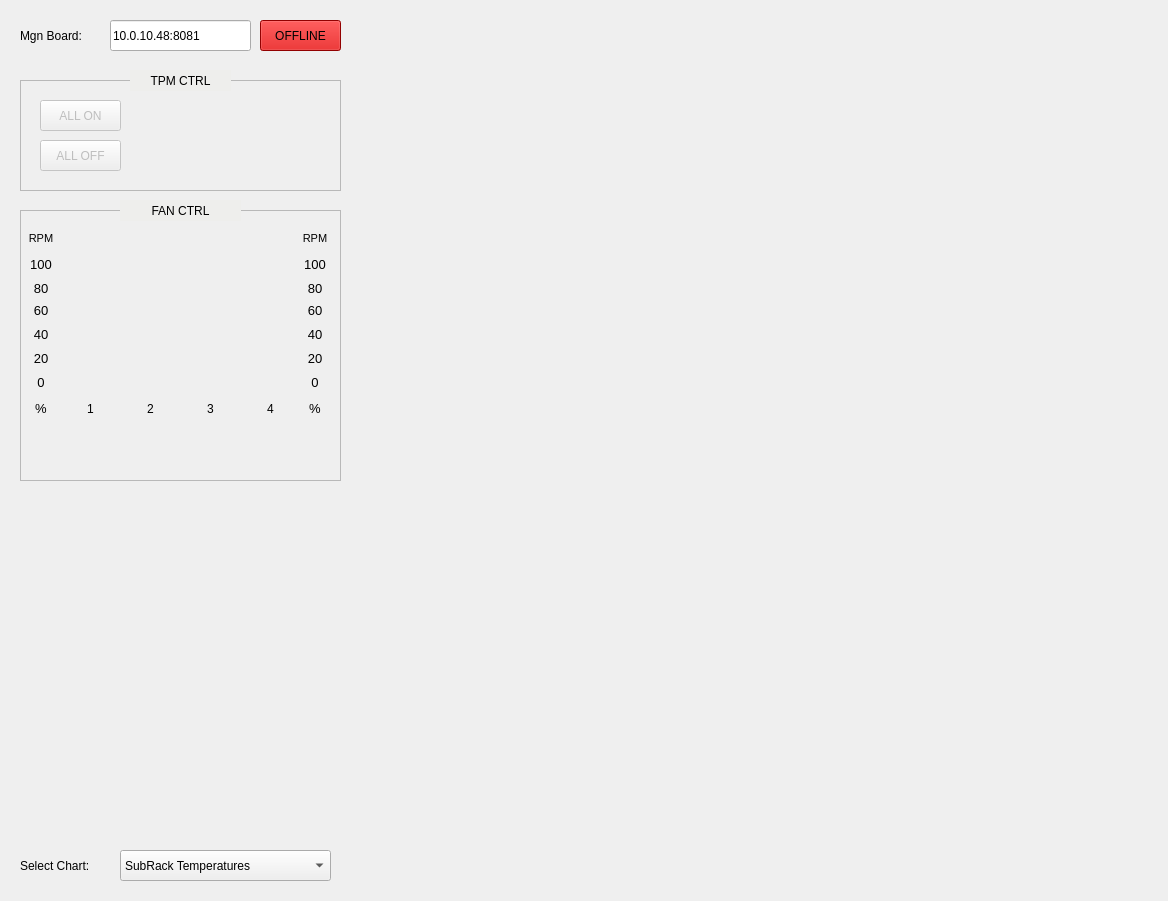
Qt form skalab_subrack.ui (amattana/skalab) before a commit.
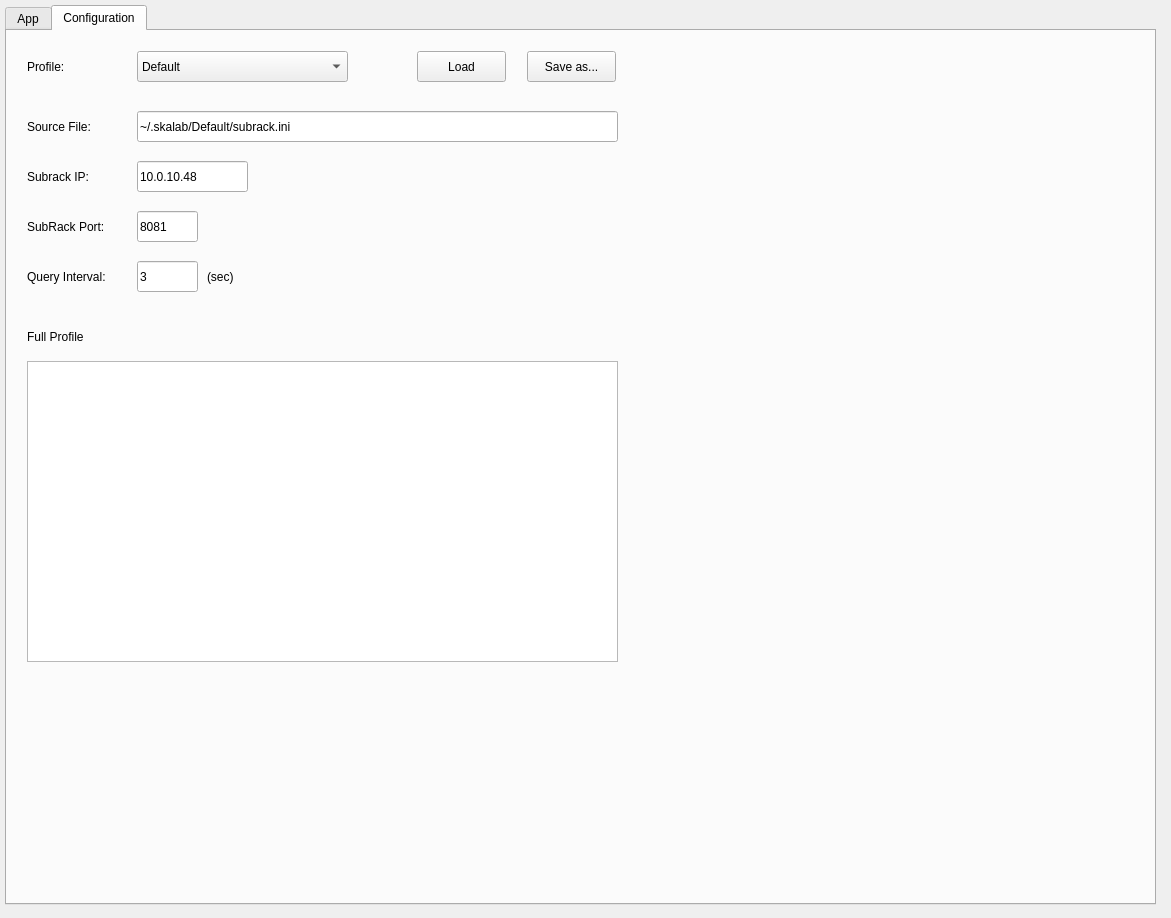
The same form after that commit. The open tabs and pages were chosen to show the change.

Diff of the .ui file:
```diff
--- a/skalab_subrack.ui
+++ b/skalab_subrack.ui
@@ -6,18 +6,117 @@
    <rect>
     <x>0</x>
     <y>0</y>
-    <width>1168</width>
-    <height>901</height>
+    <width>1171</width>
+    <height>918</height>
    </rect>
   </property>
   <property name="windowTitle">
    <string>Form</string>
   </property>
+  <widget class="QTabWidget" name="tabWidget">
+   <property name="geometry">
+    <rect>
+     <x>5</x>
+     <y>5</y>
+     <width>1151</width>
+     <height>900</height>
+    </rect>
+   </property>
+   <property name="currentIndex">
+    <number>0</number>
+   </property>
+   <widget class="QWidget" name="qtab_app">
+    <attribute name="title">
+     <string>App</string>
+    </attribute>
+    <widget class="QLabel" name="qlabel_message">
+     <property name="geometry">
+      <rect>
+       <x>360</x>
+       <y>840</y>
+       <width>401</width>
+       <height>31</height>
+      </rect>
+     </property>
+     <property name="layoutDirection">
+      <enum>Qt::LeftToRight</enum>
+     </property>
+     <property name="text">
+      <string/>
+     </property>
+     <property name="alignment">
+      <set>Qt::AlignLeading|Qt::AlignLeft|Qt::AlignVCenter</set>
+     </property>
+    </widget>
+    <widget class="QComboBox" name="qcombo_chart">
+     <property name="geometry">
+      <rect>
+       <x>120</x>
+       <y>830</y>
+       <width>211</width>
+       <height>31</height>
+      </rect>
+     </property>
+     <property name="currentIndex">
+      <number>0</number>
+     </property>
+     <property name="maxVisibleItems">
+      <number>16</number>
+     </property>
+     <property name="duplicatesEnabled">
+      <bool>false</bool>
+     </property>
+     <item>
+      <property name="text">
+       <string>SubRack Temperatures</string>
+      </property>
+     </item>
+     <item>
+      <property name="text">
+       <string>TPM Temperatures</string>
+      </property>
+     </item>
+     <item>
+      <property name="text">
+       <string>TPM Powers</string>
+      </property>
+     </item>
+     <item>
+      <property name="text">
+       <string>TPM Currents</string>
+      </property>
+     </item>
+     <item>
+      <property name="text">
+       <string>TPM Voltages</string>
+      </property>
+     </item>
+    </widget>
+    <widget class="QWidget" name="qplot_chart_tpm" native="true">
+     <property name="geometry">
+      <rect>
+       <x>0</x>
+       <y>480</y>
+       <width>1131</width>
+       <height>341</height>
+      </rect>
+     </property>
+    </widget>
+    <widget class="QWidget" name="qplot_tpm_temp" native="true">
+     <property name="geometry">
+      <rect>
+       <x>350</x>
+       <y>240</y>
+       <width>501</width>
+       <height>231</height>
+      </rect>
+     </property>
+    </widget>
   <widget class="QPushButton" name="qbutton_connect">
    <property name="geometry">
     <rect>
      <x>260</x>
-     <y>20</y>
+       <y>10</y>
      <width>81</width>
      <height>31</height>
     </rect>
@@ -29,66 +128,41 @@
     <string>OFFLINE</string>
    </property>
   </widget>
+    <widget class="QWidget" name="qplot_mgn_temp" native="true">
+     <property name="geometry">
+      <rect>
+       <x>860</x>
+       <y>240</y>
+       <width>281</width>
+       <height>231</height>
+      </rect>
+     </property>
+    </widget>
+    <widget class="QWidget" name="qplot_psu" native="true">
+     <property name="geometry">
+      <rect>
+       <x>860</x>
+       <y>0</y>
+       <width>281</width>
+       <height>231</height>
+      </rect>
+     </property>
+    </widget>
   <widget class="QWidget" name="qplot_tpm_power" native="true">
    <property name="geometry">
     <rect>
      <x>350</x>
-     <y>10</y>
+       <y>0</y>
      <width>501</width>
      <height>231</height>
     </rect>
    </property>
   </widget>
-  <widget class="QFrame" name="frame_tpm">
-   <property name="enabled">
-    <bool>false</bool>
-   </property>
-   <property name="geometry">
-    <rect>
-     <x>20</x>
-     <y>80</y>
-     <width>321</width>
-     <height>111</height>
-    </rect>
-   </property>
-   <property name="frameShape">
-    <enum>QFrame::StyledPanel</enum>
-   </property>
-   <property name="frameShadow">
-    <enum>QFrame::Raised</enum>
-   </property>
-   <widget class="QPushButton" name="qbutton_tpm_off">
-    <property name="geometry">
-     <rect>
-      <x>20</x>
-      <y>60</y>
-      <width>81</width>
-      <height>31</height>
-     </rect>
-    </property>
-    <property name="text">
-     <string>ALL OFF</string>
-    </property>
-   </widget>
-   <widget class="QPushButton" name="qbutton_tpm_on">
-    <property name="geometry">
-     <rect>
-      <x>20</x>
-      <y>20</y>
-      <width>81</width>
-      <height>31</height>
-     </rect>
-    </property>
-    <property name="text">
-     <string>ALL ON</string>
-    </property>
-   </widget>
-  </widget>
   <widget class="QLabel" name="qlabel_connection_3">
    <property name="geometry">
     <rect>
-     <x>130</x>
-     <y>70</y>
+       <x>120</x>
+       <y>60</y>
      <width>101</width>
      <height>21</height>
     </rect>
@@ -106,82 +180,40 @@
     <set>Qt::AlignCenter</set>
    </property>
   </widget>
-  <widget class="QWidget" name="qplot_tpm_temp" native="true">
-   <property name="geometry">
-    <rect>
-     <x>350</x>
-     <y>250</y>
-     <width>501</width>
-     <height>231</height>
-    </rect>
-   </property>
-  </widget>
-  <widget class="QWidget" name="qplot_psu" native="true">
-   <property name="geometry">
-    <rect>
-     <x>860</x>
-     <y>10</y>
-     <width>281</width>
-     <height>231</height>
-    </rect>
-   </property>
-  </widget>
   <widget class="QWidget" name="qplot_chart_mgn" native="true">
    <property name="geometry">
     <rect>
      <x>10</x>
-     <y>490</y>
+       <y>480</y>
      <width>1131</width>
      <height>341</height>
     </rect>
    </property>
   </widget>
-  <widget class="QComboBox" name="qcombo_chart">
+    <widget class="QLabel" name="qlabel_ip_2">
    <property name="geometry">
     <rect>
-     <x>120</x>
-     <y>850</y>
-     <width>211</width>
+       <x>20</x>
+       <y>830</y>
+       <width>101</width>
      <height>31</height>
     </rect>
    </property>
-   <property name="maxVisibleItems">
-    <number>16</number>
-   </property>
-   <property name="duplicatesEnabled">
-    <bool>false</bool>
-   </property>
-   <item>
+     <property name="layoutDirection">
+      <enum>Qt::LeftToRight</enum>
+     </property>
     <property name="text">
-     <string>SubRack Temperatures</string>
-    </property>
-   </item>
-   <item>
-    <property name="text">
-     <string>TPM Temperatures</string>
-    </property>
-   </item>
-   <item>
-    <property name="text">
-     <string>TPM Powers</string>
-    </property>
-   </item>
-   <item>
-    <property name="text">
-     <string>TPM Currents</string>
-    </property>
-   </item>
-   <item>
-    <property name="text">
-     <string>TPM Voltages</string>
-    </property>
-   </item>
+      <string>Select Chart:</string>
+     </property>
+     <property name="alignment">
+      <set>Qt::AlignLeading|Qt::AlignLeft|Qt::AlignVCenter</set>
+     </property>
   </widget>
   <widget class="QLineEdit" name="qline_ip">
    <property name="geometry">
     <rect>
      <x>110</x>
-     <y>20</y>
+       <y>10</y>
      <width>141</width>
      <height>31</height>
     </rect>
@@ -194,7 +226,7 @@
    <property name="geometry">
     <rect>
      <x>20</x>
-     <y>20</y>
+       <y>10</y>
      <width>111</width>
      <height>31</height>
     </rect>
@@ -209,15 +241,27 @@
     <set>Qt::AlignLeading|Qt::AlignLeft|Qt::AlignVCenter</set>
    </property>
   </widget>
-  <widget class="QWidget" name="qplot_mgn_temp" native="true">
+    <widget class="QLabel" name="qlabel_connection_5">
    <property name="geometry">
     <rect>
-     <x>860</x>
-     <y>250</y>
-     <width>281</width>
-     <height>231</height>
-    </rect>
-   </property>
+       <x>110</x>
+       <y>190</y>
+       <width>121</width>
+       <height>21</height>
+      </rect>
+     </property>
+     <property name="layoutDirection">
+      <enum>Qt::LeftToRight</enum>
+     </property>
+     <property name="styleSheet">
+      <string notr="true">background-color: rgb(238, 238, 236);</string>
+     </property>
+     <property name="text">
+      <string>FAN CTRL</string>
+     </property>
+     <property name="alignment">
+      <set>Qt::AlignCenter</set>
+     </property>
   </widget>
   <widget class="QFrame" name="frame_fan">
    <property name="enabled">
@@ -226,7 +270,7 @@
    <property name="geometry">
     <rect>
      <x>20</x>
-     <y>210</y>
+       <y>200</y>
      <width>321</width>
      <height>271</height>
     </rect>
@@ -758,44 +802,30 @@
     </property>
    </widget>
   </widget>
-  <widget class="QLabel" name="qlabel_connection_5">
+    <widget class="QFrame" name="frame_tpm">
+     <property name="enabled">
+      <bool>false</bool>
+     </property>
    <property name="geometry">
     <rect>
-     <x>120</x>
-     <y>200</y>
-     <width>121</width>
-     <height>21</height>
-    </rect>
-   </property>
-   <property name="layoutDirection">
-    <enum>Qt::LeftToRight</enum>
-   </property>
-   <property name="styleSheet">
-    <string notr="true">background-color: rgb(238, 238, 236);</string>
-   </property>
-   <property name="text">
-    <string>FAN CTRL</string>
-   </property>
-   <property name="alignment">
-    <set>Qt::AlignCenter</set>
-   </property>
-  </widget>
-  <widget class="QWidget" name="qplot_chart_tpm" native="true">
+       <x>20</x>
+       <y>70</y>
+       <width>321</width>
+       <height>111</height>
+      </rect>
+     </property>
+     <property name="frameShape">
+      <enum>QFrame::StyledPanel</enum>
+     </property>
+     <property name="frameShadow">
+      <enum>QFrame::Raised</enum>
+     </property>
+     <widget class="QPushButton" name="qbutton_tpm_off">
    <property name="geometry">
     <rect>
-     <x>10</x>
-     <y>490</y>
-     <width>1131</width>
-     <height>341</height>
-    </rect>
-   </property>
-  </widget>
-  <widget class="QLabel" name="qlabel_ip_2">
-   <property name="geometry">
-    <rect>
      <x>20</x>
-     <y>850</y>
-     <width>101</width>
+        <y>60</y>
+        <width>81</width>
      <height>31</height>
     </rect>
    </property>
@@ -803,13 +833,10 @@
     <enum>Qt::LeftToRight</enum>
    </property>
    <property name="text">
-    <string>Select Chart:</string>
-   </property>
-   <property name="alignment">
-    <set>Qt::AlignLeading|Qt::AlignLeft|Qt::AlignVCenter</set>
-   </property>
-  </widget>
-  <widget class="QLabel" name="qlabel_message">
+       <string>ALL OFF</string>
+      </property>
+     </widget>
+     <widget class="QPushButton" name="qbutton_tpm_on">
    <property name="geometry">
     <rect>
      <x>360</x>
@@ -822,17 +849,13 @@
     <enum>Qt::LeftToRight</enum>
    </property>
    <property name="text">
-    <string/>
-   </property>
-   <property name="alignment">
-    <set>Qt::AlignLeading|Qt::AlignLeft|Qt::AlignVCenter</set>
-   </property>
-  </widget>
-  <zorder>frame_fan</zorder>
-  <zorder>qbutton_connect</zorder>
-  <zorder>qplot_tpm_power</zorder>
-  <zorder>frame_tpm</zorder>
-  <zorder>qlabel_connection_3</zorder>
+       <string>ALL ON</string>
+      </property>
+     </widget>
+    </widget>
+    <zorder>qlabel_message</zorder>
+    <zorder>qcombo_chart</zorder>
+    <zorder>qplot_chart_tpm</zorder>
   <zorder>qplot_tpm_temp</zorder>
   <zorder>qplot_psu</zorder>
   <zorder>qplot_chart_mgn</zorder>
@@ -841,9 +864,268 @@
   <zorder>qlabel_ip</zorder>
   <zorder>qplot_mgn_temp</zorder>
   <zorder>qlabel_connection_5</zorder>
-  <zorder>qplot_chart_tpm</zorder>
-  <zorder>qlabel_ip_2</zorder>
-  <zorder>qlabel_message</zorder>
+    <zorder>qlabel_connection_3</zorder>
+   </widget>
+   <widget class="QWidget" name="qtab_conf">
+    <attribute name="title">
+     <string>Configuration</string>
+    </attribute>
+    <widget class="QLabel" name="qlabel_conf_label">
+     <property name="geometry">
+      <rect>
+       <x>20</x>
+       <y>80</y>
+       <width>91</width>
+       <height>31</height>
+      </rect>
+     </property>
+     <property name="layoutDirection">
+      <enum>Qt::LeftToRight</enum>
+     </property>
+     <property name="text">
+      <string>Source File:</string>
+     </property>
+     <property name="alignment">
+      <set>Qt::AlignLeading|Qt::AlignLeft|Qt::AlignVCenter</set>
+     </property>
+    </widget>
+    <widget class="QLineEdit" name="qline_configuration_file">
+     <property name="geometry">
+      <rect>
+       <x>130</x>
+       <y>80</y>
+       <width>481</width>
+       <height>31</height>
+      </rect>
+     </property>
+     <property name="text">
+      <string>~/.skalab/Default/subrack.ini</string>
+     </property>
+     <property name="readOnly">
+      <bool>true</bool>
+     </property>
+    </widget>
+    <widget class="QTableWidget" name="qtable_conf">
+     <property name="geometry">
+      <rect>
+       <x>20</x>
+       <y>330</y>
+       <width>591</width>
+       <height>301</height>
+      </rect>
+     </property>
+    </widget>
+    <widget class="QLabel" name="qlabel_conf_label_3">
+     <property name="geometry">
+      <rect>
+       <x>20</x>
+       <y>290</y>
+       <width>91</width>
+       <height>31</height>
+      </rect>
+     </property>
+     <property name="layoutDirection">
+      <enum>Qt::LeftToRight</enum>
+     </property>
+     <property name="text">
+      <string>Full Profile</string>
+     </property>
+     <property name="alignment">
+      <set>Qt::AlignLeading|Qt::AlignLeft|Qt::AlignVCenter</set>
+     </property>
+    </widget>
+    <widget class="QPushButton" name="qbutton_saveas">
+     <property name="geometry">
+      <rect>
+       <x>520</x>
+       <y>20</y>
+       <width>89</width>
+       <height>31</height>
+      </rect>
+     </property>
+     <property name="text">
+      <string>Save as...</string>
+     </property>
+    </widget>
+    <widget class="QLabel" name="qlabel_conf_label_5">
+     <property name="geometry">
+      <rect>
+       <x>20</x>
+       <y>20</y>
+       <width>71</width>
+       <height>31</height>
+      </rect>
+     </property>
+     <property name="layoutDirection">
+      <enum>Qt::LeftToRight</enum>
+     </property>
+     <property name="text">
+      <string>Profile:</string>
+     </property>
+     <property name="alignment">
+      <set>Qt::AlignLeading|Qt::AlignLeft|Qt::AlignVCenter</set>
+     </property>
+    </widget>
+    <widget class="QComboBox" name="qcombo_profile">
+     <property name="geometry">
+      <rect>
+       <x>130</x>
+       <y>20</y>
+       <width>211</width>
+       <height>31</height>
+      </rect>
+     </property>
+     <property name="maxVisibleItems">
+      <number>16</number>
+     </property>
+     <property name="duplicatesEnabled">
+      <bool>false</bool>
+     </property>
+     <item>
+      <property name="text">
+       <string>Default</string>
+      </property>
+     </item>
+    </widget>
+    <widget class="QPushButton" name="qbutton_load">
+     <property name="geometry">
+      <rect>
+       <x>410</x>
+       <y>20</y>
+       <width>89</width>
+       <height>31</height>
+      </rect>
+     </property>
+     <property name="text">
+      <string>Load</string>
+     </property>
+    </widget>
+    <widget class="QLineEdit" name="qline_profile_ip">
+     <property name="geometry">
+      <rect>
+       <x>130</x>
+       <y>130</y>
+       <width>111</width>
+       <height>31</height>
+      </rect>
+     </property>
+     <property name="text">
+      <string>10.0.10.48</string>
+     </property>
+     <property name="readOnly">
+      <bool>false</bool>
+     </property>
+    </widget>
+    <widget class="QLabel" name="qlabel_conf_label_6">
+     <property name="geometry">
+      <rect>
+       <x>20</x>
+       <y>130</y>
+       <width>111</width>
+       <height>31</height>
+      </rect>
+     </property>
+     <property name="layoutDirection">
+      <enum>Qt::LeftToRight</enum>
+     </property>
+     <property name="text">
+      <string>Subrack IP:</string>
+     </property>
+     <property name="alignment">
+      <set>Qt::AlignLeading|Qt::AlignLeft|Qt::AlignVCenter</set>
+     </property>
+    </widget>
+    <widget class="QLabel" name="qlabel_conf_label_7">
+     <property name="geometry">
+      <rect>
+       <x>20</x>
+       <y>180</y>
+       <width>101</width>
+       <height>31</height>
+      </rect>
+     </property>
+     <property name="layoutDirection">
+      <enum>Qt::LeftToRight</enum>
+     </property>
+     <property name="text">
+      <string>SubRack Port:</string>
+     </property>
+     <property name="alignment">
+      <set>Qt::AlignLeading|Qt::AlignLeft|Qt::AlignVCenter</set>
+     </property>
+    </widget>
+    <widget class="QLineEdit" name="qline_profile_port">
+     <property name="geometry">
+      <rect>
+       <x>130</x>
+       <y>180</y>
+       <width>61</width>
+       <height>31</height>
+      </rect>
+     </property>
+     <property name="text">
+      <string>8081</string>
+     </property>
+     <property name="readOnly">
+      <bool>false</bool>
+     </property>
+    </widget>
+    <widget class="QLineEdit" name="qline_profile_interval">
+     <property name="geometry">
+      <rect>
+       <x>130</x>
+       <y>230</y>
+       <width>61</width>
+       <height>31</height>
+      </rect>
+     </property>
+     <property name="text">
+      <string>3</string>
+     </property>
+     <property name="readOnly">
+      <bool>false</bool>
+     </property>
+    </widget>
+    <widget class="QLabel" name="qlabel_conf_label_8">
+     <property name="geometry">
+      <rect>
+       <x>20</x>
+       <y>230</y>
+       <width>111</width>
+       <height>31</height>
+      </rect>
+     </property>
+     <property name="layoutDirection">
+      <enum>Qt::LeftToRight</enum>
+     </property>
+     <property name="text">
+      <string>Query Interval:</string>
+     </property>
+     <property name="alignment">
+      <set>Qt::AlignLeading|Qt::AlignLeft|Qt::AlignVCenter</set>
+     </property>
+    </widget>
+    <widget class="QLabel" name="qlabel_conf_label_9">
+     <property name="geometry">
+      <rect>
+       <x>200</x>
+       <y>230</y>
+       <width>41</width>
+       <height>31</height>
+      </rect>
+     </property>
+     <property name="layoutDirection">
+      <enum>Qt::LeftToRight</enum>
+     </property>
+     <property name="text">
+      <string>(sec)</string>
+     </property>
+     <property name="alignment">
+      <set>Qt::AlignLeading|Qt::AlignLeft|Qt::AlignVCenter</set>
+     </property>
+    </widget>
+   </widget>
+  </widget>
  </widget>
  <resources/>
  <connections/>
```
Left out of the diff: 20 changed lines with no effect on the pictures. Lines whose indentation alone changed are shown as unchanged.
